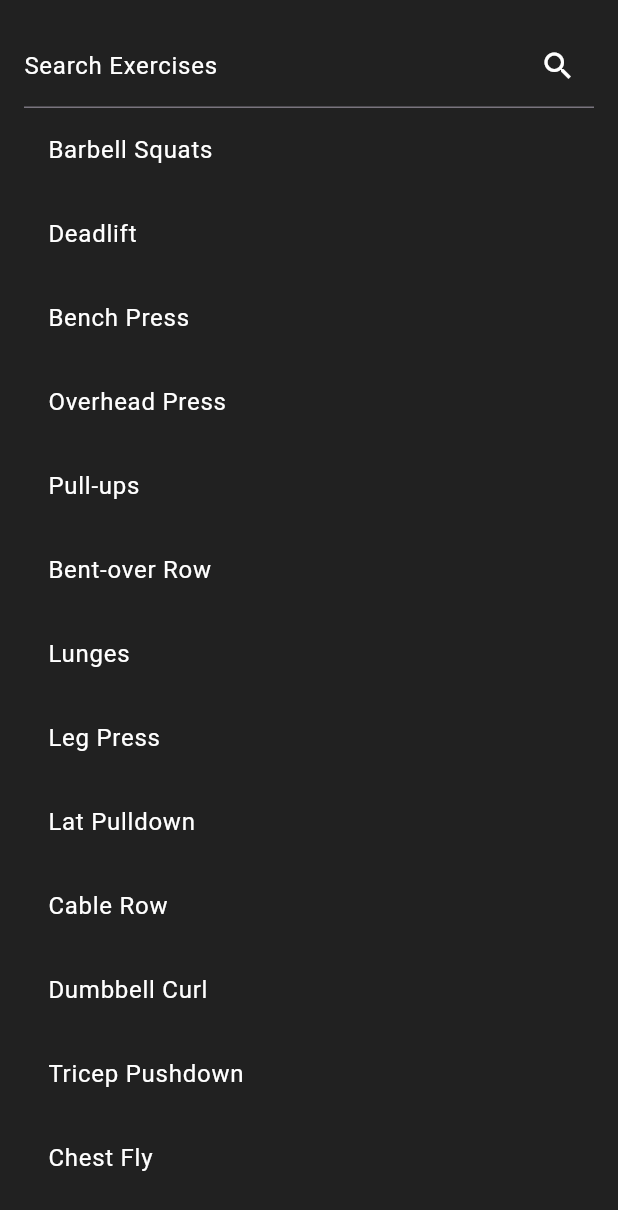
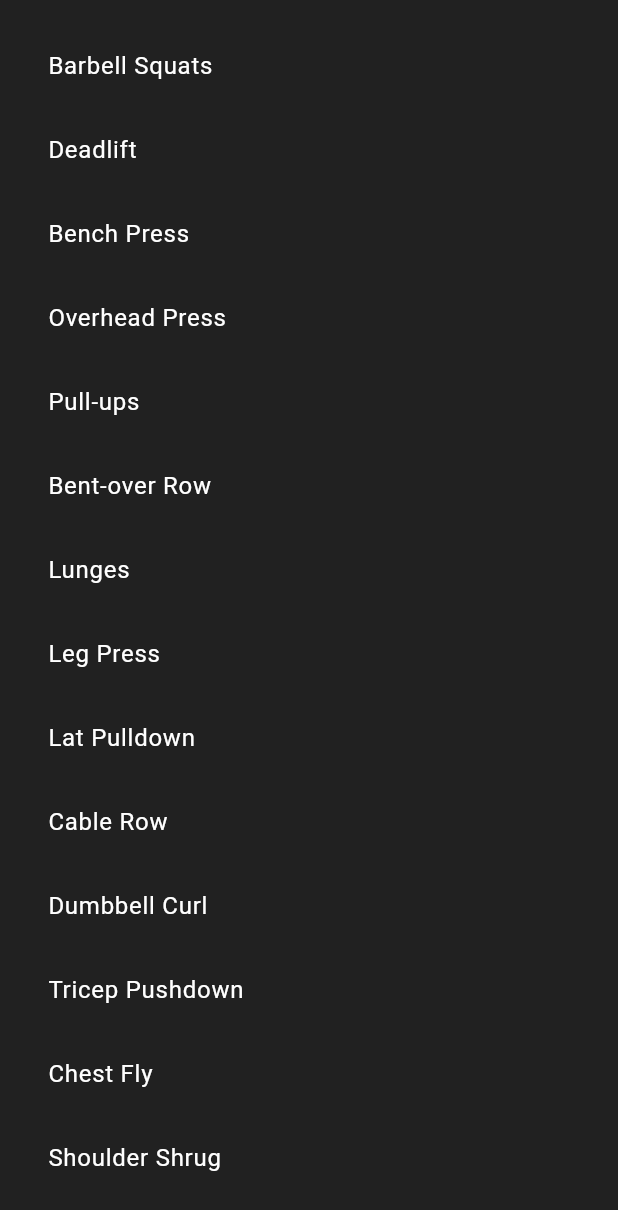
Before and after one commit to fauxcat/final-year-project, a Flutter app: the AddExerciseSheet widget shown alone on an empty page, opened directly, on a phone screen of 412 x 824 dp. Shown: the top 1210 px of the screen. Run offline on Flutter 3.47's test engine with Material 3 defaults, Android fonts, the phone set to English and light mode, and no system bars; our stand-ins replace hive, hive_flutter; missing offline and left inert: openfoodfacts; accounts and stored records are empty.

Commit message:
removed useless code.

```diff
--- a/final_year_project/lib/models/daily_entry.dart
+++ b/final_year_project/lib/models/daily_entry.dart
@@ -1,16 +1,13 @@
-import 'food_item.dart';
 import 'nutrition_goals.dart';
 
-// Will be used later to separate storage of food and exercises into different days
+// Separate storage of food and exercises into different days - accessed by date
 
 class DailyEntry {
   final DateTime date;
   final NutritionGoals goals;
-  final List<FoodItem> foods;
 
   DailyEntry({
     required this.date,
     required this.goals,
-    required this.foods,
   });
 }
--- a/final_year_project/lib/screens/exercise_screen.dart
+++ b/final_year_project/lib/screens/exercise_screen.dart
@@ -397,7 +397,6 @@ class AddSetDialog extends StatelessWidget {
 }
 
 class AddExerciseSheet extends StatelessWidget {
-  final TextEditingController _searchController = TextEditingController();
   final List<String> filteredExercises =
       predefinedExercises; // Uses exercise_data.dart - should be improved
 
@@ -410,17 +409,6 @@ class AddExerciseSheet extends StatelessWidget {
       color: Colors.grey[900],
       child: Column(
         children: [
-          // Search input field (should probably remove and just have list)
-          TextField(
-            controller: _searchController,
-            decoration: const InputDecoration(
-              labelText: 'Search Exercises',
-              labelStyle: TextStyle(color: Colors.white),
-              suffixIcon: Icon(Icons.search, color: Colors.white),
-            ),
-            style: const TextStyle(color: Colors.white),
-            onChanged: (value) {},
-          ),
           // Exercise list
           Expanded(
             child: ListView.builder(
--- a/final_year_project/pubspec.yaml
+++ b/final_year_project/pubspec.yaml
@@ -14,11 +14,7 @@ dependencies:
     sdk: flutter
   hive: ^2.2.3
   hive_flutter: ^1.1.0
-  http: ^1.3.0
-  uuid: ^4.5.1
   cupertino_icons: ^1.0.8
-  english_words: ^4.0.0
-  provider: ^6.1.2
   openfoodfacts: ^3.20.0
   intl: ^0.18.1
 
```
Also changed, not shown: final_year_project/pubspec.lock.
